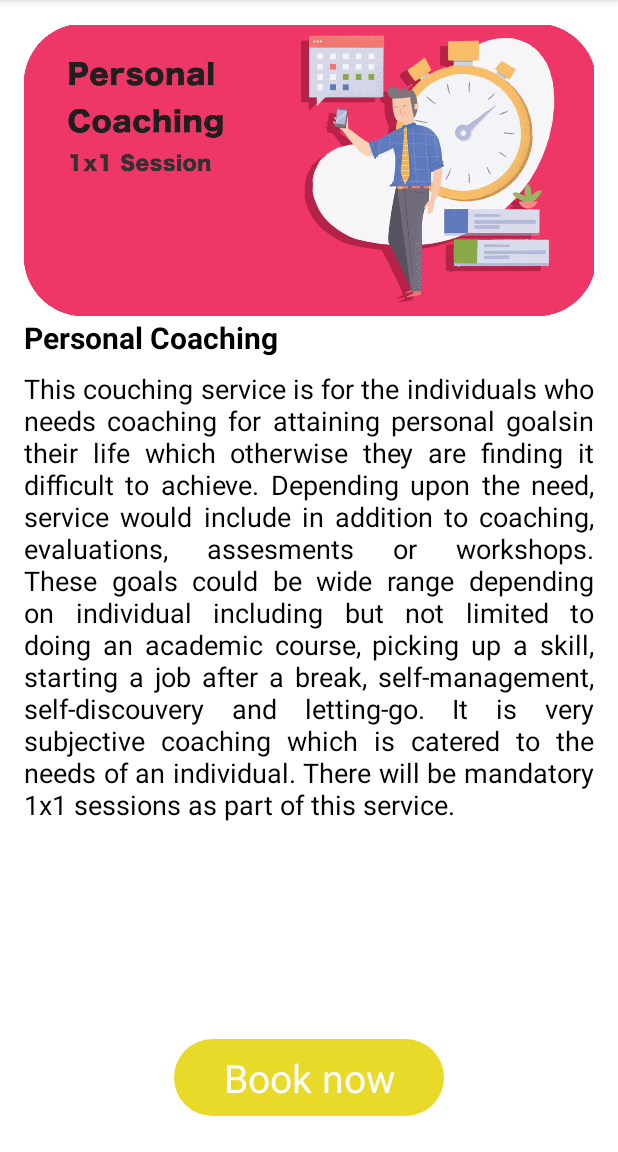
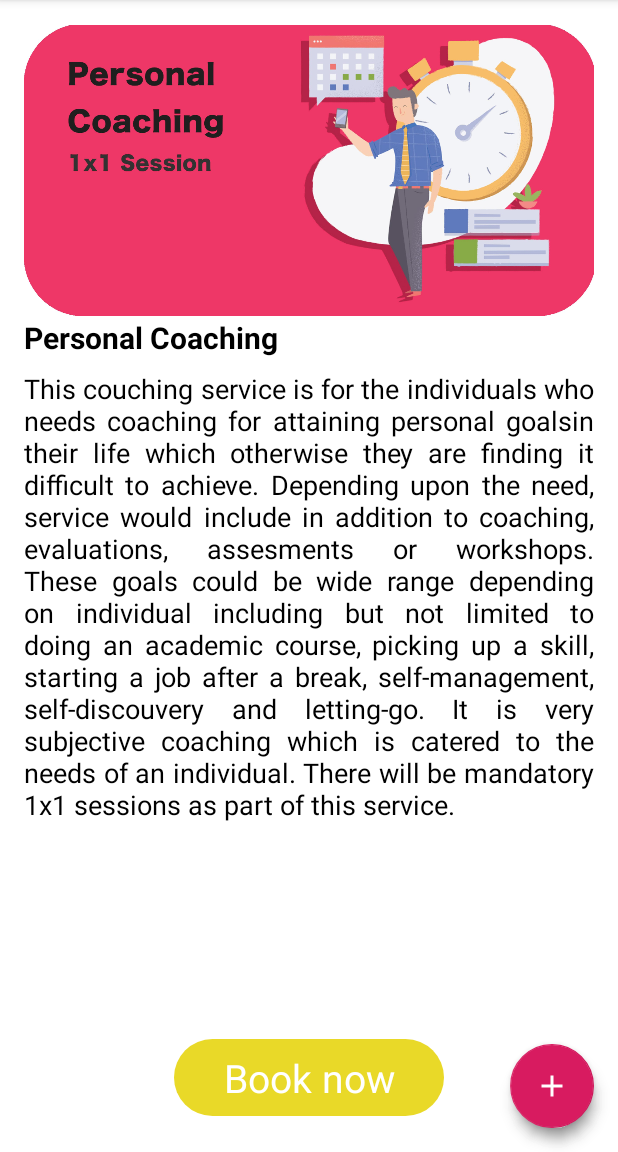
Before and after one commit to pa1-teja/pav_repo, an Android app: the screen it shows after launch once a user with an empty profile is signed in (ServicesScreen), after a tap on an icon or button, on a phone screen of 412 x 824 dp, the part 84-1236 px from its top. Run offline under Robolectric (Android 15) with nearby library versions, the phone set to English and light mode, and no system bars; our stand-ins replace Firebase (no records; nobody signed in at launch, a user with empty details on screens opened directly); libraries missing offline, so code that uses them is left out: com.facebook, com.facebook.login; 6 statements that could not run were skipped; 3 other taps on this screen came first.

Commit message:
added redirection for website and dialing a number. fixed the login screen layout.

```diff
--- a/PearlCoaching/app/build.gradle
+++ b/PearlCoaching/app/build.gradle
@@ -31,8 +31,8 @@ dependencies {
     implementation 'com.google.firebase:firebase-auth:16.0.5'
     implementation 'com.google.firebase:firebase-core:16.0.5'
     implementation 'com.facebook.android:facebook-android-sdk:4.38.1'
-
-//    implementation 'com.google.firebase:firebase-auth:16.0.1:15.0.0'
+    //    implementation 'com.google.firebase:firebase-auth:16.0.1:15.0.0'
+    implementation 'com.android.support:design:28.0.0'
 }
 
 apply plugin: 'com.google.gms.google-services'
--- a/PearlCoaching/app/src/main/AndroidManifest.xml
+++ b/PearlCoaching/app/src/main/AndroidManifest.xml
@@ -3,6 +3,7 @@
     package="com.pearlcoaching.pearlcoaching">
 
     <uses-permission android:name="android.permission.INTERNET"/>
+    <uses-permission android:name="android.permission.CALL_PHONE" />
 
     <application
         android:allowBackup="true"
--- a/PearlCoaching/app/src/main/java/com/pearlcoaching/pearlcoaching/LoginScreen.java
+++ b/PearlCoaching/app/src/main/java/com/pearlcoaching/pearlcoaching/LoginScreen.java
@@ -50,7 +50,6 @@ public class LoginScreen extends AppCompatActivity implements View.OnClickListen
     private GoogleSignInClient mGoogleSignInClient;
     private LoginButton loginButton;
     private CallbackManager mCallbackManager;
-    private TextView webLink;
 
     @Override
     protected void onCreate(Bundle savedInstanceState) {
@@ -59,10 +58,7 @@ public class LoginScreen extends AppCompatActivity implements View.OnClickListen
         TAG = getPackageName();
         mAuth = FirebaseAuth.getInstance();
         mSignInButton = findViewById(R.id.google_log_in);
-        webLink = findViewById(R.id.web_url);
         mSignInButton.setSize(SignInButton.SIZE_STANDARD);
-        webLink.setText(Html.fromHtml(getString(R.string.web_link_text)));
-        webLink.setOnClickListener(this);
         // Configure Google Sign In
         gso = new GoogleSignInOptions.Builder(GoogleSignInOptions.DEFAULT_SIGN_IN)
                 .requestIdToken(getString(R.string.default_web_client_id))
@@ -103,10 +99,6 @@ public class LoginScreen extends AppCompatActivity implements View.OnClickListen
     public void onClick(View v) {
 
         switch (v.getId()){
-            case R.id.web_url:
-                Intent browserIntent = new Intent("android.intent.action.VIEW", Uri.parse(getString(R.string.web_link_url)));
-                startActivity(browserIntent);
-                break;
             case R.id.google_log_in:
                 signIn();
                 break;
--- a/PearlCoaching/app/src/main/java/com/pearlcoaching/pearlcoaching/ServicesModule/ServicesScreen.java
+++ b/PearlCoaching/app/src/main/java/com/pearlcoaching/pearlcoaching/ServicesModule/ServicesScreen.java
@@ -1,6 +1,16 @@
 package com.pearlcoaching.pearlcoaching.ServicesModule;
 
+import android.Manifest;
+import android.content.Intent;
+import android.content.pm.PackageManager;
+import android.net.Uri;
+import android.os.Build;
 import android.os.Bundle;
+import android.support.annotation.NonNull;
+import android.support.design.widget.FloatingActionButton;
+import android.support.v4.app.ActivityCompat;
+import android.support.v4.content.ContextCompat;
+import android.view.View;
 import android.widget.Toast;
 
 import com.pearlcoaching.pearlcoaching.R;
@@ -8,7 +18,15 @@ import com.pearlcoaching.pearlcoaching.baseclass.BaseActivity;
 
 public class ServicesScreen extends BaseActivity implements OnServiceInteraction {
 
+    private static final int REQUEST_PHONE_CALL = 9;
     private Bundle bundle;
+    FloatingActionButton extra_stuff;
+    private FloatingActionButton fab1;
+    private FloatingActionButton fab2;
+    private FloatingActionButton fab3;
+    private boolean isFABOpen;
+    private Intent phoneIntent;
+    private FloatingActionButton fab;
 
     @Override
     protected void onCreate(Bundle savedInstanceState) {
@@ -16,8 +34,75 @@ public class ServicesScreen extends BaseActivity implements OnServiceInteraction
         setContentView(R.layout.base_activity);
         bundle = getIntent().getExtras();
         addFragment(ServiceHome.newInstance("",""),false,false,ServiceHome.class.getName());
+//        extra_stuff = findViewById(R.id.extra_stuff);
 
+         fab = findViewById(R.id.fab);
+        fab1 = findViewById(R.id.fab1);
+        fab2 = findViewById(R.id.fab2);
+//        fab3 = findViewById(R.id.fab3);
+        fab.setOnClickListener(new View.OnClickListener() {
+            @Override
+            public void onClick(View view) {
+                if(!isFABOpen){
+                    fab.animate().rotation(90);
+                    showFABMenu();
+                }else{
+                    fab.animate().rotation(-90);
+                    closeFABMenu();
+                }
+            }
+        });
 
+        fab2.setOnClickListener(new View.OnClickListener() {
+            @Override
+            public void onClick(View v) {
+                Intent browserIntent = new Intent("android.intent.action.VIEW", Uri.parse(getString(R.string.web_link_url)));
+                startActivity(browserIntent);
+            }
+        });
+
+        fab1.setOnClickListener(new View.OnClickListener() {
+            @Override
+            public void onClick(View v) {
+                 phoneIntent = new Intent(Intent.ACTION_CALL);
+
+                phoneIntent.setData(Uri.parse("tel:" + getString(R.string.phone)));
+                if (Build.VERSION.SDK_INT >=  Build.VERSION_CODES.M) {
+
+                    if (ContextCompat.checkSelfPermission(ServicesScreen.this, Manifest.permission.CALL_PHONE) != PackageManager.PERMISSION_GRANTED) {
+                        ActivityCompat.requestPermissions(ServicesScreen.this, new String[]{Manifest.permission.CALL_PHONE}, REQUEST_PHONE_CALL);
+                    } else {
+                        getApplicationContext().startActivity(phoneIntent);
+                    }
+                } else {
+                    getApplicationContext().startActivity(phoneIntent);
+                }
+            }
+        });
+    }
+
+    private void showFABMenu(){
+        isFABOpen=true;
+        fab1.animate().translationY(-getResources().getDimension(R.dimen.standard_55));
+        fab2.animate().translationX(-getResources().getDimension(R.dimen.standard_55));
+//        fab3.animate().translationY(-getResources().getDimension(R.dimen.standard_155));
+    }
+
+    private void closeFABMenu(){
+        isFABOpen=false;
+        fab1.animate().translationY(0);
+        fab2.animate().translationX(0);
+//        fab3.animate().translationY(0);
+    }
+
+    @Override
+    public void onRequestPermissionsResult(int requestCode, @NonNull String[] permissions, @NonNull int[] grantResults) {
+
+        switch (requestCode){
+            case REQUEST_PHONE_CALL:
+                getApplicationContext().startActivity(phoneIntent);
+
+        }
     }
 
     @Override
--- /dev/null
+++ b/PearlCoaching/app/src/main/res/drawable/fab_add_24dp.xml
@@ -0,0 +1,5 @@
+<vector android:autoMirrored="true" android:height="24dp"
+    android:tint="#FFFFFF" android:viewportHeight="24.0"
+    android:viewportWidth="24.0" android:width="24dp" xmlns:android="http://schemas.android.com/apk/res/android">
+    <path android:fillColor="#FF000000" android:pathData="M19,13h-6v6h-2v-6H5v-2h6V5h2v6h6v2z"/>
+</vector>
--- /dev/null
+++ b/PearlCoaching/app/src/main/res/drawable/fab_more_vert_black_24dp.xml
@@ -0,0 +1,5 @@
+<vector android:autoMirrored="true" android:height="24dp"
+    android:tint="#FFFFFF" android:viewportHeight="24.0"
+    android:viewportWidth="24.0" android:width="24dp" xmlns:android="http://schemas.android.com/apk/res/android">
+    <path android:fillColor="#FF000000" android:pathData="M12,8c1.1,0 2,-0.9 2,-2s-0.9,-2 -2,-2 -2,0.9 -2,2 0.9,2 2,2zM12,10c-1.1,0 -2,0.9 -2,2s0.9,2 2,2 2,-0.9 2,-2 -0.9,-2 -2,-2zM12,16c-1.1,0 -2,0.9 -2,2s0.9,2 2,2 2,-0.9 2,-2 -0.9,-2 -2,-2z"/>
+</vector>
--- /dev/null
+++ b/PearlCoaching/app/src/main/res/drawable/fab_phone_white_24dp.xml
@@ -0,0 +1,5 @@
+<vector android:autoMirrored="true" android:height="24dp"
+    android:tint="#FFFFFF" android:viewportHeight="24.0"
+    android:viewportWidth="24.0" android:width="24dp" xmlns:android="http://schemas.android.com/apk/res/android">
+    <path android:fillColor="#FF000000" android:pathData="M6.62,10.79c1.44,2.83 3.76,5.14 6.59,6.59l2.2,-2.2c0.27,-0.27 0.67,-0.36 1.02,-0.24 1.12,0.37 2.33,0.57 3.57,0.57 0.55,0 1,0.45 1,1V20c0,0.55 -0.45,1 -1,1 -9.39,0 -17,-7.61 -17,-17 0,-0.55 0.45,-1 1,-1h3.5c0.55,0 1,0.45 1,1 0,1.25 0.2,2.45 0.57,3.57 0.11,0.35 0.03,0.74 -0.25,1.02l-2.2,2.2z"/>
+</vector>
--- /dev/null
+++ b/PearlCoaching/app/src/main/res/drawable/fab_web_24dp.xml
@@ -0,0 +1,5 @@
+<vector android:autoMirrored="true" android:height="24dp"
+    android:tint="#FFFFFF" android:viewportHeight="24.0"
+    android:viewportWidth="24.0" android:width="24dp" xmlns:android="http://schemas.android.com/apk/res/android">
+    <path android:fillColor="#FF000000" android:pathData="M20,4L4,4c-1.1,0 -1.99,0.9 -1.99,2L2,18c0,1.1 0.9,2 2,2h16c1.1,0 2,-0.9 2,-2L22,6c0,-1.1 -0.9,-2 -2,-2zM15,18L4,18v-4h11v4zM15,13L4,13L4,9h11v4zM20,18h-4L16,9h4v9z"/>
+</vector>
--- a/PearlCoaching/app/src/main/res/layout/base_activity.xml
+++ b/PearlCoaching/app/src/main/res/layout/base_activity.xml
@@ -2,10 +2,48 @@
 <FrameLayout xmlns:android="http://schemas.android.com/apk/res/android"
     android:layout_width="match_parent"
     android:layout_height="match_parent"
+    xmlns:app="http://schemas.android.com/apk/res-auto"
     android:background="@color/white">
     <FrameLayout
         android:id="@+id/base_container"
         android:layout_width="match_parent"
         android:layout_height="match_parent"/>
 
+    <!--<android.support.design.widget.FloatingActionButton-->
+        <!--android:id="@+id/fab3"-->
+        <!--android:layout_width="@dimen/standard_45"-->
+        <!--android:layout_height="@dimen/standard_45"-->
+        <!--android:layout_gravity="bottom|end"-->
+        <!--android:layout_margin="@dimen/standard_21"-->
+        <!--android:src="@drawable/fab_more_vert_black_24dp" />-->
+
+    <android.support.design.widget.FloatingActionButton
+        android:id="@+id/fab2"
+        android:background="@color/com_facebook_blue"
+        android:layout_width="@dimen/standard_45"
+        android:layout_height="@dimen/standard_45"
+        android:layout_gravity="bottom|end"
+        android:layout_margin="@dimen/standard_21"
+        android:foregroundGravity="center"
+        android:src="@drawable/fab_web_24dp" />
+
+    <android.support.design.widget.FloatingActionButton
+        android:id="@+id/fab1"
+        android:background="@color/com_facebook_blue"
+        android:layout_width="@dimen/standard_45"
+        android:layout_height="@dimen/standard_45"
+        android:layout_gravity="bottom|end"
+        android:layout_margin="@dimen/standard_21"
+        android:foregroundGravity="center"
+        android:src="@drawable/fab_phone_white_24dp" />
+
+    <android.support.design.widget.FloatingActionButton
+        android:id="@+id/fab"
+        android:layout_width="wrap_content"
+        android:layout_height="wrap_content"
+        android:layout_gravity="bottom|end"
+        android:layout_margin="@dimen/fab_margin"
+        android:foregroundGravity="center"
+        android:src="@drawable/fab_add_24dp" />
+
 </FrameLayout>
--- /dev/null
+++ b/PearlCoaching/app/src/main/res/values/dimens.xml
@@ -0,0 +1,9 @@
+<?xml version="1.0" encoding="utf-8"?>
+<resources>
+    <dimen name="standard_45">45dp</dimen>
+    <dimen name="standard_21">21dp</dimen>
+    <dimen name="fab_margin">16dp</dimen>
+    <dimen name="standard_55">55dp</dimen>
+    <dimen name="standard_105">105dp</dimen>
+    <dimen name="standard_155">155dp</dimen>
+</resources>
--- a/PearlCoaching/app/src/main/res/values/strings.xml
+++ b/PearlCoaching/app/src/main/res/values/strings.xml
@@ -20,5 +20,6 @@
     <string name="hello_blank_fragment">Hello blank fragment</string>
     <string name="web_link_text"><![CDATA[<u><h2>Click this link to visit Pearl Coaching</h2></u>]]></string>
     <string name="web_link_url">http://www.pearlcoaching.in</string>
+    <string name="phone">+919886539345</string>
 
 </resources>
```
Also changed, not shown: PearlCoaching/app/src/main/res/layout/activity_login_screen.xml (+13 -17 lines), 2 other files.
